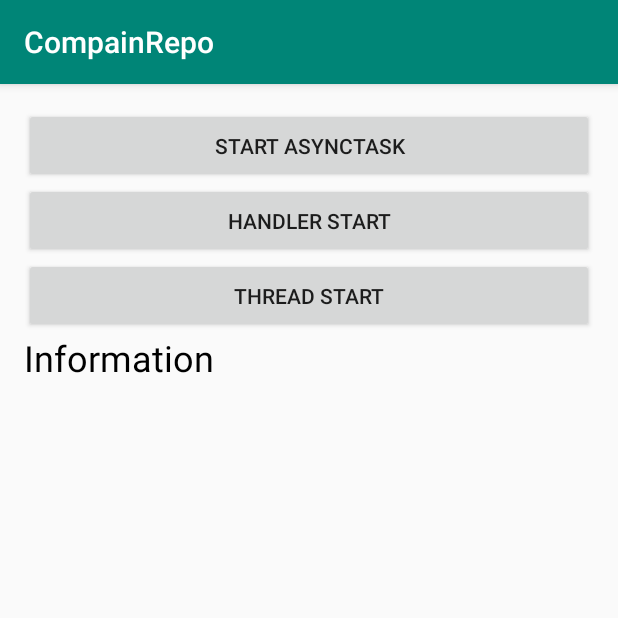
After one commit to masster001/CompainRepo, an Android app: the AsyncActivityPavel screen opened directly, with no data from a screen before it, on a phone screen of 412 x 824 dp, the top half of it. The commit adds this screen. Run offline under Robolectric (Android 15) with nearby library versions, the phone set to English and light mode, and no system bars.

Commit message:
Pavel add classwork 24

```diff
--- a/app/src/main/AndroidManifest.xml
+++ b/app/src/main/AndroidManifest.xml
@@ -9,6 +9,8 @@
             android:roundIcon="@mipmap/ic_launcher_round"
             android:supportsRtl="true"
             android:theme="@style/AppTheme">
+        <activity android:name=".async_tasks.AsyncActivityPavel">
+        </activity>
         <activity android:name=".async_tasks.AsyncActivityRoman">
         </activity>
         <activity android:name=".async_tasks.AsyncActivity">
--- a/app/src/main/java/com/masstersoft/compainrepo/Pavel_Activity/PavelMainActivity.kt
+++ b/app/src/main/java/com/masstersoft/compainrepo/Pavel_Activity/PavelMainActivity.kt
@@ -6,6 +6,7 @@ import android.os.Bundle
 import com.masstersoft.compainrepo.Pavel_Activity.HomeWork20.PHW20MainActivity
 import com.masstersoft.compainrepo.Pavel_Activity.HomeWork21.PHW21MainActivity
 import com.masstersoft.compainrepo.R
+import com.masstersoft.compainrepo.async_tasks.AsyncActivityPavel
 import kotlinx.android.synthetic.main.activity_pavel_one.*
 
 class PavelMainActivity : AppCompatActivity() {
@@ -20,6 +21,9 @@ class PavelMainActivity : AppCompatActivity() {
         pBtnMain2.setOnClickListener {
             startActivity(Intent(this, PHW21MainActivity::class.java))
         }
+        pBtnMain3.setOnClickListener {
+            startActivity(Intent(this, AsyncActivityPavel::class.java))
+        }
 
     }
 
--- /dev/null
+++ b/app/src/main/java/com/masstersoft/compainrepo/async_tasks/AsyncActivityPavel.kt
@@ -0,0 +1,50 @@
+package com.masstersoft.compainrepo.async_tasks
+
+import android.annotation.SuppressLint
+import android.os.AsyncTask
+import androidx.appcompat.app.AppCompatActivity
+import android.os.Bundle
+import androidx.core.view.isVisible
+import com.masstersoft.compainrepo.R
+import kotlinx.android.synthetic.main.activity_async_pavel.*
+
+class AsyncActivityPavel : AppCompatActivity() {
+
+    override fun onCreate(savedInstanceState: Bundle?) {
+        super.onCreate(savedInstanceState)
+        setContentView(R.layout.activity_async_pavel)
+
+        btn1.setOnClickListener {
+            object : AsyncTask<Void, Int, String>() {
+                override fun onPreExecute() {
+                    prProgress.isVisible = true
+                    tvInfo.text = ""
+                }
+
+                override fun doInBackground(vararg p0: Void?): String {
+                    for (i in 0..100) {
+                        Thread.sleep(200)
+                    publishProgress(i)}
+                    return "AsyncTasc stoped"
+                }
+
+                override fun onPostExecute(result: String?) {
+                    prProgress.isVisible = false
+                    tvInfo.text = result
+                }
+
+                override fun onProgressUpdate(vararg values: Int?) {
+                    tvInfo.text = values[0].toString()
+                }
+            }.execute()
+        }
+
+        btn2.setOnClickListener {
+
+        }
+
+        btn3.setOnClickListener {
+
+        }
+    }
+}
--- /dev/null
+++ b/app/src/main/res/layout/activity_async_pavel.xml
@@ -0,0 +1,38 @@
+<?xml version="1.0" encoding="utf-8"?>
+<LinearLayout
+        xmlns:android="http://schemas.android.com/apk/res/android"
+        android:orientation="vertical"
+        android:padding="16dp"
+        android:layout_width="match_parent"
+        android:layout_height="match_parent">
+
+    <Button
+            android:layout_width="match_parent"
+            android:layout_height="50dp"
+            android:text="Start AsyncTask"
+            android:id="@+id/btn1"/>
+    <Button
+            android:layout_width="match_parent"
+            android:layout_height="50dp"
+            android:text="Handler start"
+            android:id="@+id/btn2"/>
+
+    <Button
+            android:layout_width="match_parent"
+            android:layout_height="50dp"
+            android:text="Thread start"
+            android:id="@+id/btn3"/>
+
+    <ProgressBar android:id="@+id/prProgress"
+                 android:layout_width="match_parent"
+                 android:layout_height="60dp"
+                 android:visibility="gone"/>
+
+    <TextView android:id="@+id/tvInfo"
+              android:layout_width="match_parent"
+              android:layout_height="wrap_content"
+              android:text="Information"
+              android:textSize="24dp"
+              android:textColor="@android:color/background_dark"/>
+
+</LinearLayout>
--- a/app/src/main/res/layout/activity_pavel_one.xml
+++ b/app/src/main/res/layout/activity_pavel_one.xml
@@ -15,6 +15,11 @@
             android:text="HomeWork №21 (chat)"
             android:layout_width="match_parent"
             android:layout_height="wrap_content"/>
+    <Button
+            android:id="@+id/pBtnMain3"
+            android:text="ClassWork №24"
+            android:layout_width="match_parent"
+            android:layout_height="wrap_content"/>
 
 
 </LinearLayout>
```
